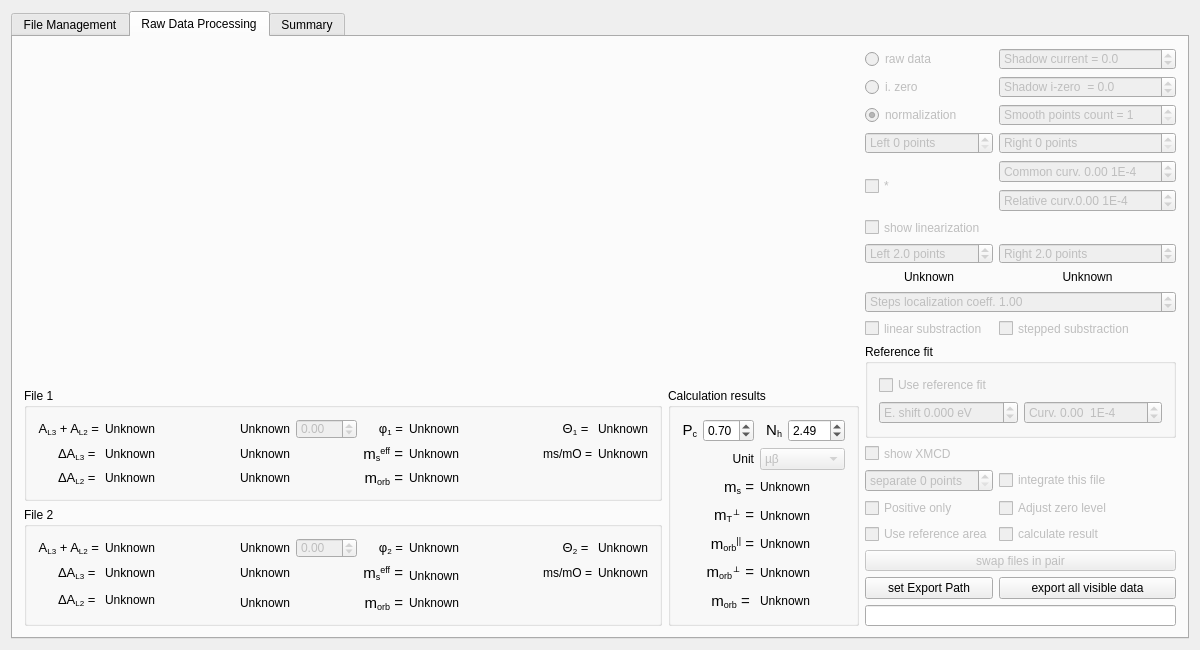
Rezenter/XMCDAnalyser, file mainwindow.ui: the form before one commit.
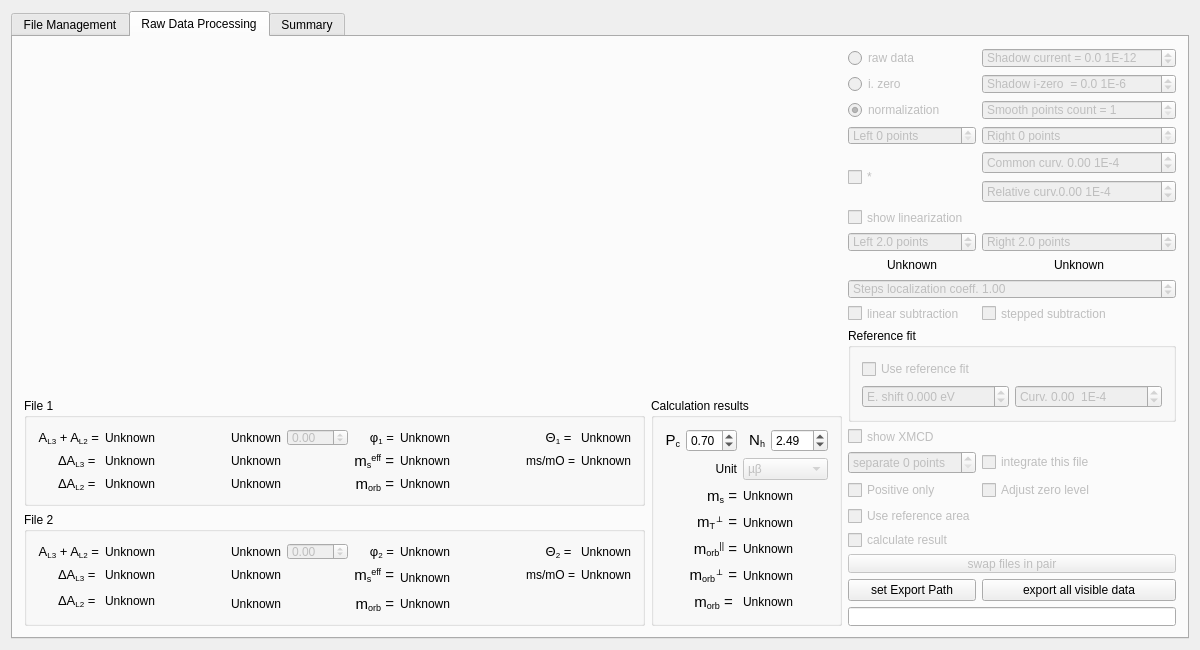
The form after the commit. Icons and pictures are not drawn.

Patch:
```diff
--- a/mainwindow.ui
+++ b/mainwindow.ui
@@ -1003,7 +1003,7 @@
             <property name="minimumSize">
              <size>
               <width>0</width>
-              <height>200</height>
+              <height>220</height>
              </size>
             </property>
             <property name="toolTip">
@@ -1334,6 +1334,9 @@
             <property name="prefix">
              <string>Shadow current = </string>
             </property>
+            <property name="suffix">
+             <string> 1E-12</string>
+            </property>
             <property name="decimals">
              <number>1</number>
             </property>
@@ -1699,7 +1702,7 @@
             </property>
            </widget>
           </item>
-          <item row="18" column="1">
+          <item row="19" column="1">
            <widget class="QPushButton" name="setExportPathButton">
             <property name="toolTip">
              <string>Export path selection dialog.</string>
@@ -1736,7 +1739,7 @@
              <number>100000</number>
             </property>
             <property name="text">
-             <string>stepped substraction</string>
+             <string>stepped subtraction</string>
             </property>
             <property name="checked">
              <bool>false</bool>
@@ -1767,7 +1770,7 @@
              <number>100000</number>
             </property>
             <property name="text">
-             <string>linear substraction</string>
+             <string>linear subtraction</string>
             </property>
            </widget>
           </item>
@@ -1791,6 +1794,9 @@
             <property name="prefix">
              <string>Shadow i-zero  = </string>
             </property>
+            <property name="suffix">
+             <string> 1E-6</string>
+            </property>
             <property name="decimals">
              <number>1</number>
             </property>
@@ -1920,34 +1926,6 @@
             </property>
            </widget>
           </item>
-          <item row="15" column="2">
-           <widget class="QCheckBox" name="calculateBox">
-            <property name="enabled">
-             <bool>false</bool>
-            </property>
-            <property name="sizePolicy">
-             <sizepolicy hsizetype="Minimum" vsizetype="Fixed">
-              <horstretch>0</horstretch>
-              <verstretch>0</verstretch>
-             </sizepolicy>
-            </property>
-            <property name="minimumSize">
-             <size>
-              <width>0</width>
-              <height>15</height>
-             </size>
-            </property>
-            <property name="toolTip">
-             <string>If both files have calculated integrals, calculate resulting moments.</string>
-            </property>
-            <property name="toolTipDuration">
-             <number>100000</number>
-            </property>
-            <property name="text">
-             <string>calculate result</string>
-            </property>
-           </widget>
-          </item>
           <item row="15" column="1">
            <widget class="QCheckBox" name="useRefCheckBox">
             <property name="enabled">
@@ -2130,7 +2108,7 @@
             </property>
            </widget>
           </item>
-          <item row="19" column="1" colspan="2">
+          <item row="20" column="1" colspan="2">
            <widget class="QLineEdit" name="exportLine">
             <property name="sizePolicy">
              <sizepolicy hsizetype="Minimum" vsizetype="Fixed">
@@ -2152,7 +2130,7 @@
             </property>
            </widget>
           </item>
-          <item row="18" column="2">
+          <item row="19" column="2">
            <widget class="QPushButton" name="exportButton">
             <property name="sizePolicy">
              <sizepolicy hsizetype="Minimum" vsizetype="Fixed">
@@ -2177,7 +2155,7 @@
             </property>
            </widget>
           </item>
-          <item row="17" column="1" colspan="2">
+          <item row="18" column="1" colspan="2">
            <widget class="QPushButton" name="swapButton">
             <property name="enabled">
              <bool>false</bool>
@@ -2199,6 +2177,34 @@
             </property>
            </widget>
           </item>
+          <item row="17" column="1">
+           <widget class="QCheckBox" name="calculateBox">
+            <property name="enabled">
+             <bool>false</bool>
+            </property>
+            <property name="sizePolicy">
+             <sizepolicy hsizetype="Minimum" vsizetype="Fixed">
+              <horstretch>0</horstretch>
+              <verstretch>0</verstretch>
+             </sizepolicy>
+            </property>
+            <property name="minimumSize">
+             <size>
+              <width>0</width>
+              <height>15</height>
+             </size>
+            </property>
+            <property name="toolTip">
+             <string>If both files have calculated integrals, calculate resulting moments.</string>
+            </property>
+            <property name="toolTipDuration">
+             <number>100000</number>
+            </property>
+            <property name="text">
+             <string>calculate result</string>
+            </property>
+           </widget>
+          </item>
          </layout>
         </item>
         <item row="0" column="0">
```
Left out of the diff: 8 changed lines with no effect on the pictures.
